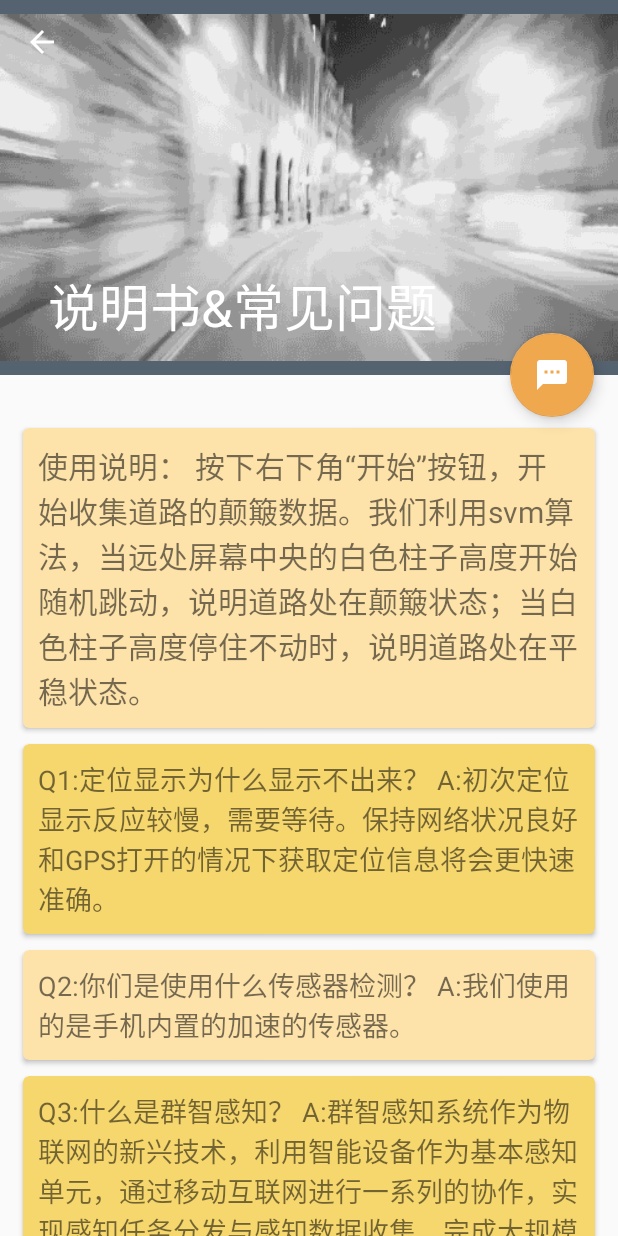
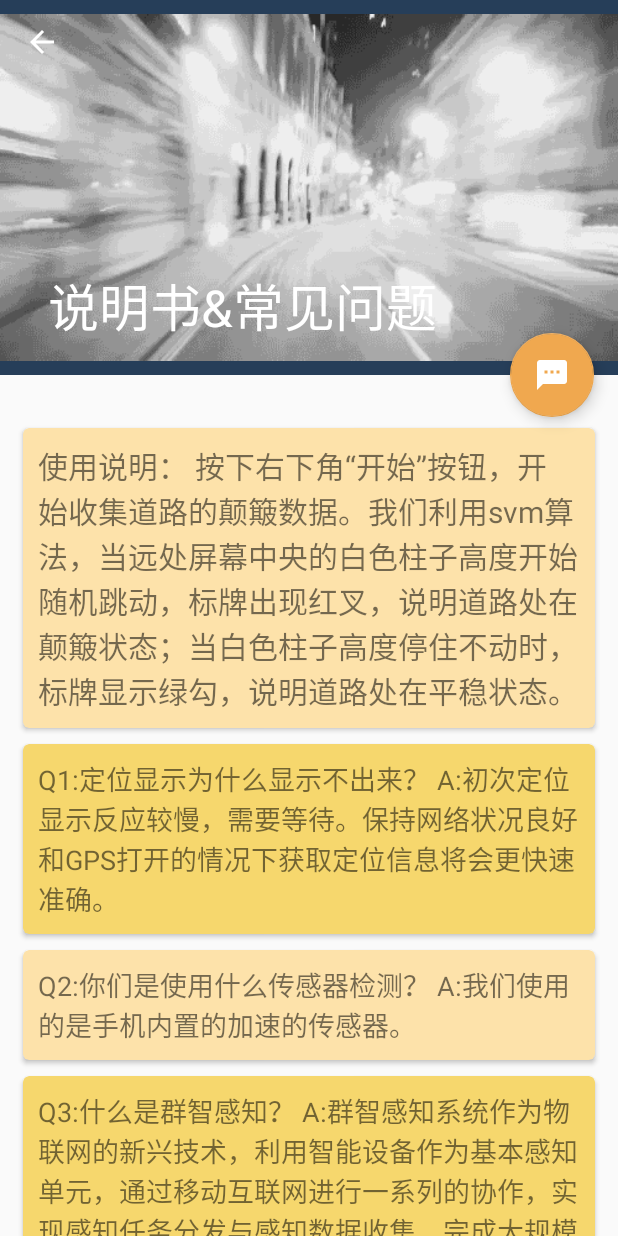
Before and after one commit to shuangjiang169/RoadInspect, an Android app: the InstructionActivity screen opened directly, with no data from a screen before it, on a phone screen of 412 x 824 dp. Run offline under Robolectric (Android 15) with nearby library versions, the phone set to English and light mode, and no system bars.

Commit message:
还差floatbutton调整下

```diff
--- a/app/src/main/java/com/example/boyceng/roadinspect/MainActivity.java
+++ b/app/src/main/java/com/example/boyceng/roadinspect/MainActivity.java
@@ -17,6 +17,7 @@ import android.view.Menu;
 import android.view.MenuItem;
 import android.view.View;
 import android.widget.Button;
+import android.widget.ImageView;
 import android.widget.TextView;
 import android.widget.Toast;
 
@@ -394,6 +395,9 @@ public class MainActivity extends BaseActivity
                    // audioColumnView.setBackgroundColor(Color.parseColor("#AA0000"));
                     audioColumnView.start();
                     //换图
+                    ImageView Back = (ImageView) findViewById(R.id.dump);
+                    Back.setImageResource(R.drawable.dump);
+
                    // ImageView imgDev = new ImageView(this);
                    // imgDev.setImageResource(R.drawable.dump);
                    // Resource dump = (Resource) findViewById(R.id.dump);
@@ -410,6 +414,8 @@ public class MainActivity extends BaseActivity
                     //结束跳动
                     //audioColumnView.setBackgroundColor(Color.parseColor("#006600"));
                     //换按钮图
+                    ImageView Back = (ImageView) findViewById(R.id.dump);
+                    Back.setImageResource(R.drawable.flat);
                     //dump.setBackgroundResource(R.drawable.flat);
                     /*//et.append("flat\n");
                     RelativeLayout Back = (RelativeLayout) findViewById(R.id.background);
--- a/app/src/main/res/layout/activity_main.xml
+++ b/app/src/main/res/layout/activity_main.xml
@@ -46,7 +46,6 @@
         android:layout_width="70dp"
         android:layout_height="70dp"
         android:layout_centerHorizontal="true"
-
         android:layout_below="@+id/acv"
         android:src="@drawable/flat"
         android:background="@android:color/transparent"/>
--- a/app/src/main/res/layout/instruction.xml
+++ b/app/src/main/res/layout/instruction.xml
@@ -64,7 +64,7 @@
 					android:layout_height="wrap_content"
 					android:layout_margin="10dp"
 					android:text="使用说明：
-按下右下角“开始”按钮，开始收集道路的颠簸数据。我们利用svm算法，当远处屏幕中央的白色柱子高度开始随机跳动，说明道路处在颠簸状态；当白色柱子高度停住不动时，说明道路处在平稳状态。"
+按下右下角“开始”按钮，开始收集道路的颠簸数据。我们利用svm算法，当远处屏幕中央的白色柱子高度开始随机跳动，标牌出现红叉，说明道路处在颠簸状态；当白色柱子高度停住不动时，标牌显示绿勾，说明道路处在平稳状态。"
 					android:textSize="20sp" />
 			</android.support.v7.widget.CardView>
 			<android.support.v7.widget.CardView
--- a/app/src/main/res/values/colors.xml
+++ b/app/src/main/res/values/colors.xml
@@ -1,6 +1,6 @@
 <?xml version="1.0" encoding="utf-8"?>
 <resources>
-    <color name="colorPrimary">#556370</color>
+    <color name="colorPrimary">#263e59</color>
     <color name="colorPrimaryDark">#323642</color>
     <color name="colorAccent">#f0a84f</color>
     <color name = "green">#006600</color>
```
